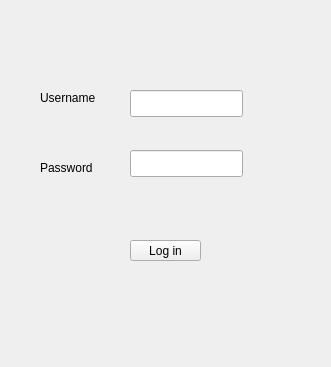
The window that loginpage.ui (YUSIFABOOD/Inventory) describes before a commit, drawn with Qt 5.
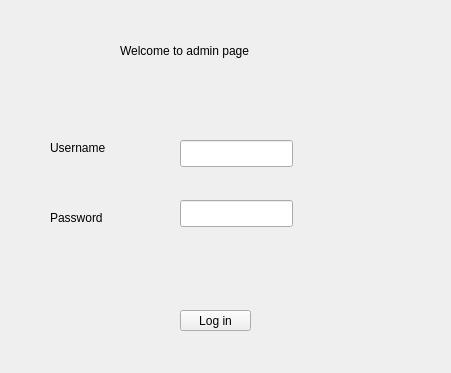
The same window after the commit.

Commit message: Admin page funcs implemented

Patch:
```diff
--- a/loginpage.ui
+++ b/loginpage.ui
@@ -6,8 +6,8 @@
    <rect>
     <x>0</x>
     <y>0</y>
-    <width>331</width>
-    <height>367</height>
+    <width>451</width>
+    <height>373</height>
    </rect>
   </property>
   <property name="windowTitle">
@@ -16,8 +16,8 @@
   <widget class="QLineEdit" name="lineEdit">
    <property name="geometry">
     <rect>
-     <x>130</x>
-     <y>90</y>
+     <x>180</x>
+     <y>140</y>
      <width>113</width>
      <height>27</height>
     </rect>
@@ -29,8 +29,8 @@
   <widget class="QLineEdit" name="lineEdit_2">
    <property name="geometry">
     <rect>
-     <x>130</x>
-     <y>150</y>
+     <x>180</x>
+     <y>200</y>
      <width>113</width>
      <height>27</height>
     </rect>
@@ -39,8 +39,8 @@
   <widget class="QPushButton" name="pushButton">
    <property name="geometry">
     <rect>
-     <x>130</x>
-     <y>240</y>
+     <x>180</x>
+     <y>310</y>
      <width>71</width>
      <height>21</height>
     </rect>
@@ -52,8 +52,8 @@
   <widget class="QLabel" name="label">
    <property name="geometry">
     <rect>
-     <x>40</x>
-     <y>90</y>
+     <x>50</x>
+     <y>140</y>
      <width>81</width>
      <height>16</height>
     </rect>
@@ -65,8 +65,8 @@
   <widget class="QLabel" name="label_2">
    <property name="geometry">
     <rect>
-     <x>40</x>
-     <y>160</y>
+     <x>50</x>
+     <y>210</y>
      <width>81</width>
      <height>16</height>
     </rect>
@@ -75,6 +75,19 @@
     <string>Password</string>
    </property>
   </widget>
+  <widget class="QLabel" name="label_3">
+   <property name="geometry">
+    <rect>
+     <x>120</x>
+     <y>40</y>
+     <width>191</width>
+     <height>21</height>
+    </rect>
+   </property>
+   <property name="text">
+    <string>Welcome to admin page</string>
+   </property>
+  </widget>
  </widget>
  <resources/>
  <connections/>
```
Left out of the diff: 2 changed lines with no effect on the pictures. The commit also changes 9 other files.
